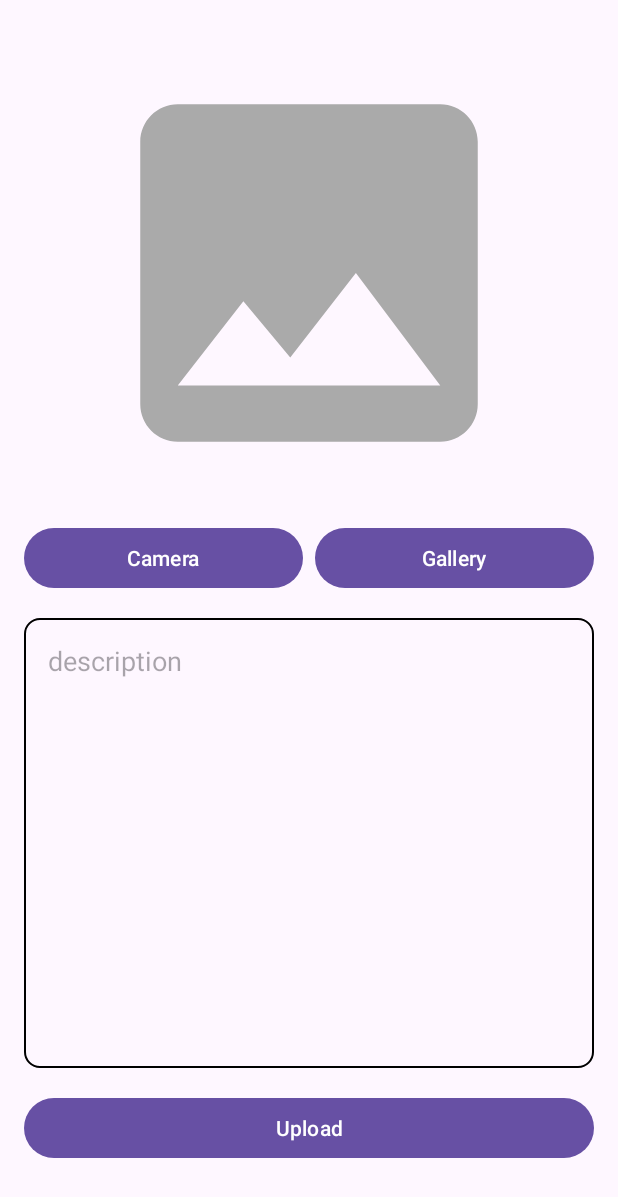
After one commit to sappawrdn/StorySappa, an Android app: the AddStoryActivity screen opened directly, with no data from a screen before it, on a phone screen of 412 x 824 dp. The commit adds this screen. Shown: the top 1197 px of the screen. Run offline under Robolectric (Android 15) with nearby library versions, the phone set to English and light mode, and no system bars; network calls fail; pictures from the network do not load.

Commit message:
finish main feature sub 1

```diff
--- /dev/null
+++ b/app/src/main/java/com/example/storysappa/AddStoryActivity.kt
@@ -0,0 +1,128 @@
+package com.example.storysappa
+
+import android.content.Intent
+import android.net.Uri
+import android.os.Build
+import android.os.Bundle
+import android.util.Log
+import android.widget.Toast
+import androidx.activity.result.PickVisualMediaRequest
+import androidx.activity.result.contract.ActivityResultContracts
+import androidx.activity.viewModels
+import androidx.appcompat.app.AppCompatActivity
+import androidx.lifecycle.lifecycleScope
+import com.example.storysappa.DetailActivity.Companion.EXTRA_STORY
+import com.example.storysappa.databinding.AddStoryActivityBinding
+import com.example.storysappa.databinding.DetailStoryBinding
+import com.example.storysappa.main.MainActivity
+import com.example.storysappa.story.ListStoryItem
+import com.example.storysappa.story.StoryViewModel
+import com.example.storysappa.upload.UploadViewModel
+import kotlinx.coroutines.flow.first
+import kotlinx.coroutines.launch
+import okhttp3.MediaType.Companion.toMediaType
+import okhttp3.MultipartBody
+import okhttp3.RequestBody.Companion.asRequestBody
+import okhttp3.RequestBody.Companion.toRequestBody
+
+class AddStoryActivity: AppCompatActivity() {
+    private lateinit var binding: AddStoryActivityBinding
+
+    private var currentImageUri: Uri? = null
+
+    private val viewModelUpload by viewModels<UploadViewModel> {
+        ViewModelFactory.getInstance(this)
+    }
+
+
+    override fun onCreate(savedInstanceState: Bundle?) {
+        super.onCreate(savedInstanceState)
+        binding = AddStoryActivityBinding.inflate(layoutInflater)
+        setContentView(binding.root)
+
+        binding.buttonGallery.setOnClickListener { startGallery() }
+
+        binding.buttonCamera.setOnClickListener { startCamera() }
+
+        binding.buttonUpload.setOnClickListener { uploadImage() }
+
+        viewModelUpload.uploadResult.observe(this) { response ->
+            if (!response.error) {
+                val intent = Intent(this, MainActivity::class.java)
+                intent.flags = Intent.FLAG_ACTIVITY_CLEAR_TASK or Intent.FLAG_ACTIVITY_NEW_TASK
+                startActivity(intent)
+                finish()
+            } else {
+                Toast.makeText(this, response.message, Toast.LENGTH_SHORT).show()
+            }
+        }
+
+    }
+
+    private fun startCamera() {
+        currentImageUri = getImageUri(this)
+        launcherIntentCamera.launch(currentImageUri)
+    }
+
+    private val launcherIntentCamera = registerForActivityResult(
+        ActivityResultContracts.TakePicture()
+    ) { isSuccess ->
+        if (isSuccess) {
+            showImage()
+        }
+    }
+
+    private fun startGallery() {
+        launcherGallery.launch(PickVisualMediaRequest(ActivityResultContracts.PickVisualMedia.ImageOnly))
+    }
+
+    private val launcherGallery = registerForActivityResult(
+        ActivityResultContracts.PickVisualMedia()
+    ) { uri: Uri? ->
+        if (uri != null) {
+            currentImageUri = uri
+            showImage()
+        } else {
+            Log.d("Photo Picker", "No media selected")
+        }
+    }
+
+    private fun showImage() {
+        currentImageUri?.let {
+            Log.d("Image URI", "showImage: $it")
+            binding.imagePlaceholder.setImageURI(it)
+        }
+    }
+
+    private fun uploadImage() {
+        currentImageUri?.let { uri ->
+            val imageFile = uriToFile(uri, this).reduceFileImage()
+            Log.d("Image File", "showImage: ${imageFile.path}")
+            val description = binding.editDescription.text.toString()
+
+//            showLoading(true)
+
+            val requestBody = description.toRequestBody("text/plain".toMediaType())
+            val requestImageFile = imageFile.asRequestBody("image/jpeg".toMediaType())
+            val multipartBody = MultipartBody.Part.createFormData(
+                "photo",
+                imageFile.name,
+                requestImageFile
+            )
+
+            lifecycleScope.launch {
+//                val pref = UserPreference.getInstance(dataStore)
+//                val user = pref.getSession().first()
+
+                viewModelUpload.uploadStory(multipartBody, requestBody)
+            }
+        } ?: showToast("kosong")
+    }
+
+//    private fun showLoading(isLoading: Boolean) {
+//        binding.visibility = if (isLoading) View.VISIBLE else View.GONE
+//    }
+    private fun showToast(message: String) {
+        Toast.makeText(this, message, Toast.LENGTH_SHORT).show()
+    }
+}
--- a/app/src/main/java/com/example/storysappa/ViewModelFactory.kt
+++ b/app/src/main/java/com/example/storysappa/ViewModelFactory.kt
@@ -10,12 +10,15 @@ import com.example.storysappa.signup.SignupRepository
 import com.example.storysappa.signup.SignupViewModel
 import com.example.storysappa.story.StoryRepository
 import com.example.storysappa.story.StoryViewModel
+import com.example.storysappa.upload.UploadApiRepository
+import com.example.storysappa.upload.UploadViewModel
 
 class ViewModelFactory private constructor(
     private val userRepository: UserRepository,
     private val signupRepository: SignupRepository,
     private val loginRepository: LoginRepository,
-    private val storyRepository: StoryRepository
+    private val storyRepository: StoryRepository,
+    private val uploadApiRepository: UploadApiRepository
 ) : ViewModelProvider.NewInstanceFactory()
 {
     @Suppress("UNCHECKED_CAST")
@@ -33,6 +36,9 @@ class ViewModelFactory private constructor(
             modelClass.isAssignableFrom(StoryViewModel::class.java) -> {
                 StoryViewModel(storyRepository) as T
             }
+            modelClass.isAssignableFrom(UploadViewModel::class.java) -> {
+                UploadViewModel(uploadApiRepository) as T
+            }
             else -> throw IllegalArgumentException("Unknown ViewModel class: " + modelClass.name)
         }
     }
@@ -47,7 +53,8 @@ class ViewModelFactory private constructor(
                     Injection.provideRepository(context),
                     Injection.provideSignupRepository(),
                     Injection.provideLoginRepository(),
-                    Injection.provideStoryRepository(context)
+                    Injection.provideStoryRepository(context),
+                    Injection.provideUploadRepository(context)
                 ).also { INSTANCE = it }
             }
         }
--- /dev/null
+++ b/app/src/main/res/drawable/border_desc.xml
@@ -0,0 +1,9 @@
+<?xml version="1.0" encoding="utf-8"?>
+<shape xmlns:android="http://schemas.android.com/apk/res/android"
+    android:shape="rectangle">
+    <solid android:color="@android:color/transparent" /> <!-- Warna background -->
+    <stroke
+        android:width="1dp"
+        android:color="@color/black" /> <!-- Warna border -->
+    <corners android:radius="10dp" /> <!-- Radius sudut -->
+</shape>
--- /dev/null
+++ b/app/src/main/res/drawable/ic_place_holder.xml
@@ -0,0 +1,5 @@
+<vector android:height="24dp" android:tint="@android:color/darker_gray"
+    android:viewportHeight="24" android:viewportWidth="24"
+    android:width="24dp" xmlns:android="http://schemas.android.com/apk/res/android">
+    <path android:fillColor="@android:color/darker_gray" android:pathData="M21,19V5c0,-1.1 -0.9,-2 -2,-2H5c-1.1,0 -2,0.9 -2,2v14c0,1.1 0.9,2 2,2h14c1.1,0 2,-0.9 2,-2zM8.5,13.5l2.5,3.01L14.5,12l4.5,6H5l3.5,-4.5z"/>
+</vector>
--- /dev/null
+++ b/app/src/main/res/layout/add_story_activity.xml
@@ -0,0 +1,70 @@
+<?xml version="1.0" encoding="utf-8"?>
+<androidx.constraintlayout.widget.ConstraintLayout
+    xmlns:android="http://schemas.android.com/apk/res/android"
+    xmlns:app="http://schemas.android.com/apk/res-auto"
+    android:layout_width="match_parent"
+    android:layout_height="match_parent">
+
+    <ScrollView
+        android:layout_width="0dp"
+        android:layout_height="0dp"
+       app:layout_constraintTop_toTopOf="parent"
+        app:layout_constraintBottom_toBottomOf="parent"
+        app:layout_constraintStart_toStartOf="parent"
+        app:layout_constraintEnd_toEndOf="parent">
+
+        <LinearLayout
+            android:layout_width="match_parent"
+            android:layout_height="wrap_content"
+            android:orientation="vertical"
+            android:padding="16dp">
+
+            <ImageView
+                android:id="@+id/image_placeholder"
+                android:layout_width="match_parent"
+                android:layout_height="300dp"
+                android:layout_marginTop="16dp"
+                app:srcCompat="@drawable/ic_place_holder" />
+
+            <LinearLayout
+                android:layout_width="match_parent"
+                android:layout_height="wrap_content"
+                android:orientation="horizontal"
+                android:layout_marginTop="16dp"
+                android:weightSum="2">
+
+                <Button
+                    android:id="@+id/button_gallery"
+                    android:layout_width="0dp"
+                    android:layout_height="wrap_content"
+                    android:layout_weight="1"
+                    android:text="Camera"/>
+
+                <Button
+                    android:id="@+id/button_camera"
+                    android:layout_width="0dp"
+                    android:layout_height="wrap_content"
+                    android:layout_weight="1"
+                    android:text="Gallery"
+                    android:layout_marginStart="8dp" />
+            </LinearLayout>
+
+            <EditText
+                android:id="@+id/edit_description"
+                android:layout_width="match_parent"
+                android:layout_height="300dp"
+                android:background="@drawable/border_desc"
+                android:gravity="top"
+                android:padding="16dp"
+                android:layout_marginTop="16dp"
+                android:hint="description"/>
+
+            <Button
+                android:id="@+id/button_upload"
+                android:layout_width="match_parent"
+                android:layout_height="wrap_content"
+                android:text="Upload"
+                android:layout_marginTop="16dp" />
+        </LinearLayout>
+    </ScrollView>
+</androidx.constraintlayout.widget.ConstraintLayout>
--- /dev/null
+++ b/app/src/main/res/xml/file_paths.xml
@@ -0,0 +1,4 @@
+<?xml version="1.0" encoding="utf-8"?>
+<paths>
+    <external-files-path name="my_images" path="Pictures" />
+</paths>
```
Also changed, not shown: app/src/main/AndroidManifest.xml (+27 -0 lines), app/src/main/java/com/example/storysappa/Injection.kt (+9 -0 lines), app/src/main/java/com/example/storysappa/Utils.kt (added, +84 -0 lines), app/src/main/java/com/example/storysappa/main/MainActivity.kt (+12 -0 lines), app/src/main/java/com/example/storysappa/upload/UploadApiConfig.kt (added, +36 -0 lines), app/src/main/java/com/example/storysappa/upload/UploadApiRepository.kt (added, +30 -0 lines), app/src/main/java/com/example/storysappa/upload/UploadApiResponse.kt (added, +10 -0 lines), app/src/main/java/com/example/storysappa/upload/UploadApiService.kt (added, +16 -0 lines), app/src/main/java/com/example/storysappa/upload/UploadViewModel.kt (added, +24 -0 lines).
